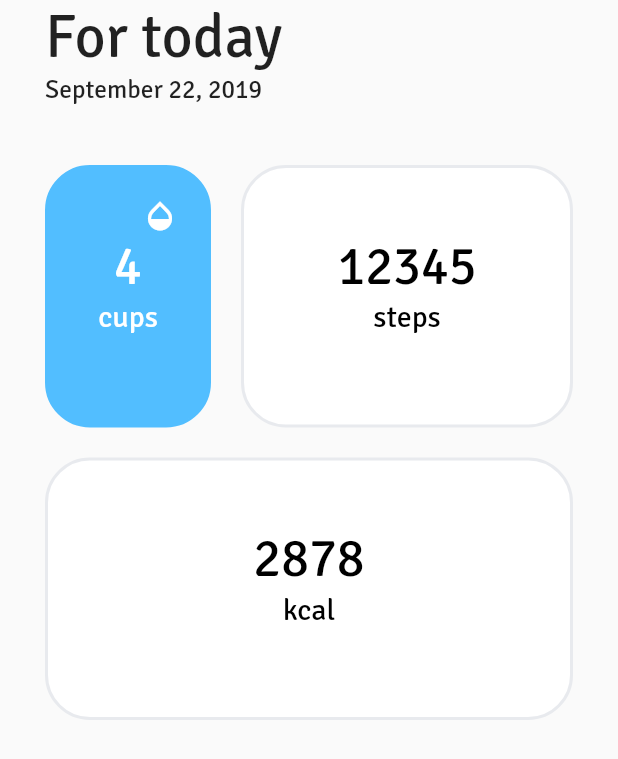
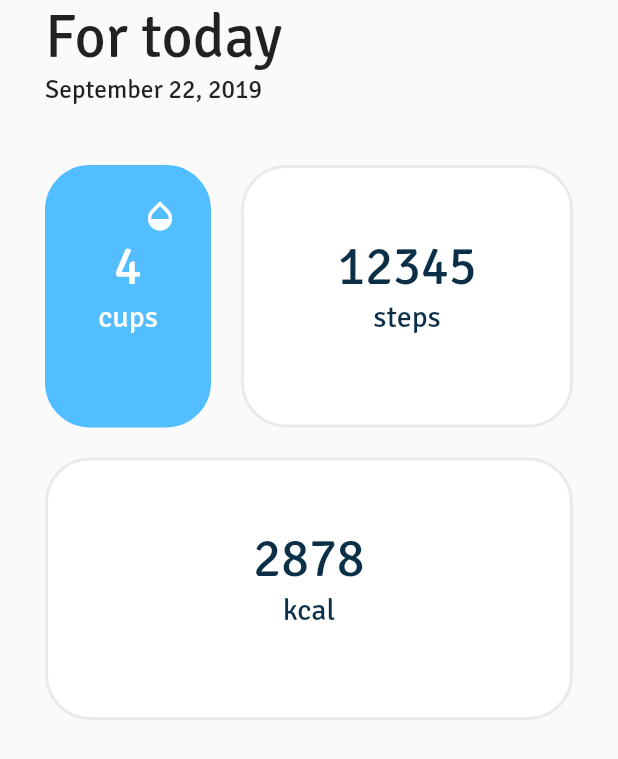
Before and after one commit to anu-rock/health-app-flutter, a Flutter app: the screen it shows after launch, on a phone screen of 412 x 824 dp. Shown: the top 759 px of the screen. Run offline on Flutter 3.47's test engine with Material 2 defaults, Android fonts, the phone set to English and light mode, and no system bars.

Commit message:
Create constants for repeating values
Note that constant names in Dart begin with 'k' by convention.

```diff
--- /dev/null
+++ b/lib/constants.dart
@@ -0,0 +1,5 @@
+import 'package:flutter/material.dart';
+
+const kTileDefaultBackgroundColor = Colors.white;
+const kTileDefaultTextColor = Color(0xFF0A2F47);
+const kTileDefaultBorderColor = Color(0xFFE8EAEE);
--- a/lib/screens/home_screen.dart
+++ b/lib/screens/home_screen.dart
@@ -1,6 +1,7 @@
 import 'package:flutter/material.dart';
 import 'package:intl/intl.dart';
 import 'package:health_app/widgets/tile.dart';
+import 'package:health_app/constants.dart';
 
 class HomeScreen extends StatelessWidget {
   @override
@@ -52,9 +53,9 @@ class HomeScreen extends StatelessWidget {
                     Expanded(
                       flex: 2,
                       child: Tile(
-                        backgroundColor: Colors.white,
-                        borderColor: Color(0xFFE8EAEE),
-                        textColor: Colors.black,
+                        backgroundColor: kTileDefaultBackgroundColor,
+                        borderColor: kTileDefaultBorderColor,
+                        textColor: kTileDefaultTextColor,
                         title: '12345',
                         subtitle: 'steps',
                       ),
@@ -68,9 +69,9 @@ class HomeScreen extends StatelessWidget {
                   children: <Widget>[
                     Expanded(
                       child: Tile(
-                        backgroundColor: Colors.white,
-                        borderColor: Color(0xFFE8EAEE),
-                        textColor: Colors.black,
+                        backgroundColor: kTileDefaultBackgroundColor,
+                        borderColor: kTileDefaultBorderColor,
+                        textColor: kTileDefaultTextColor,
                         title: '2878',
                         subtitle: 'kcal',
                       ),
```
